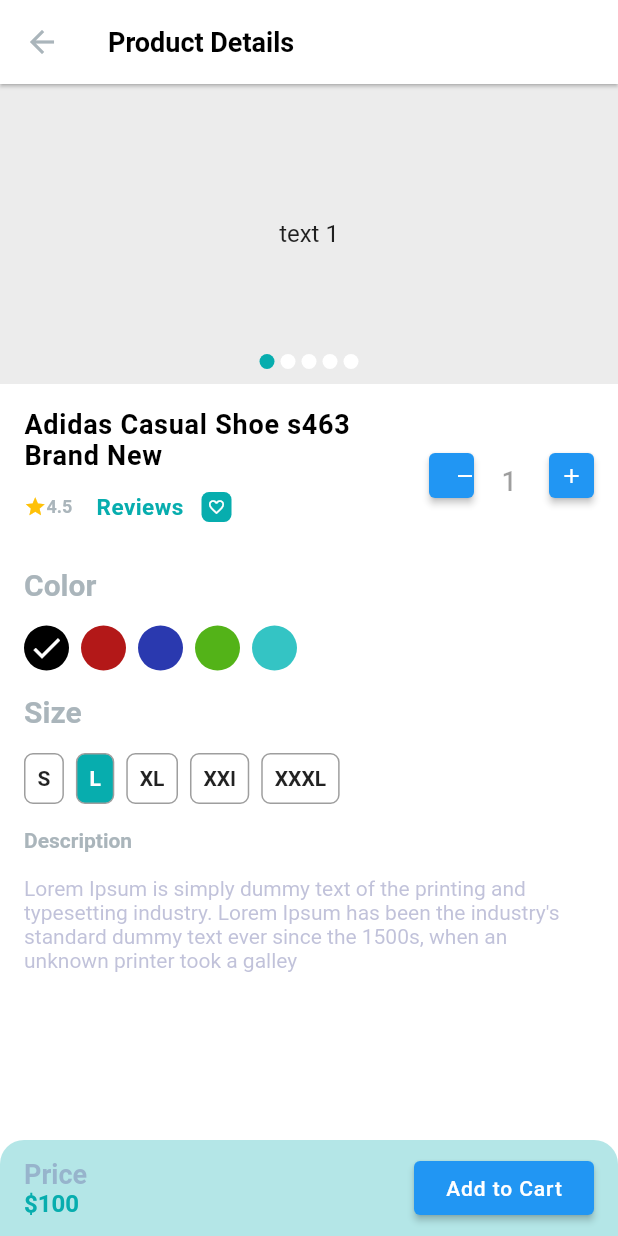
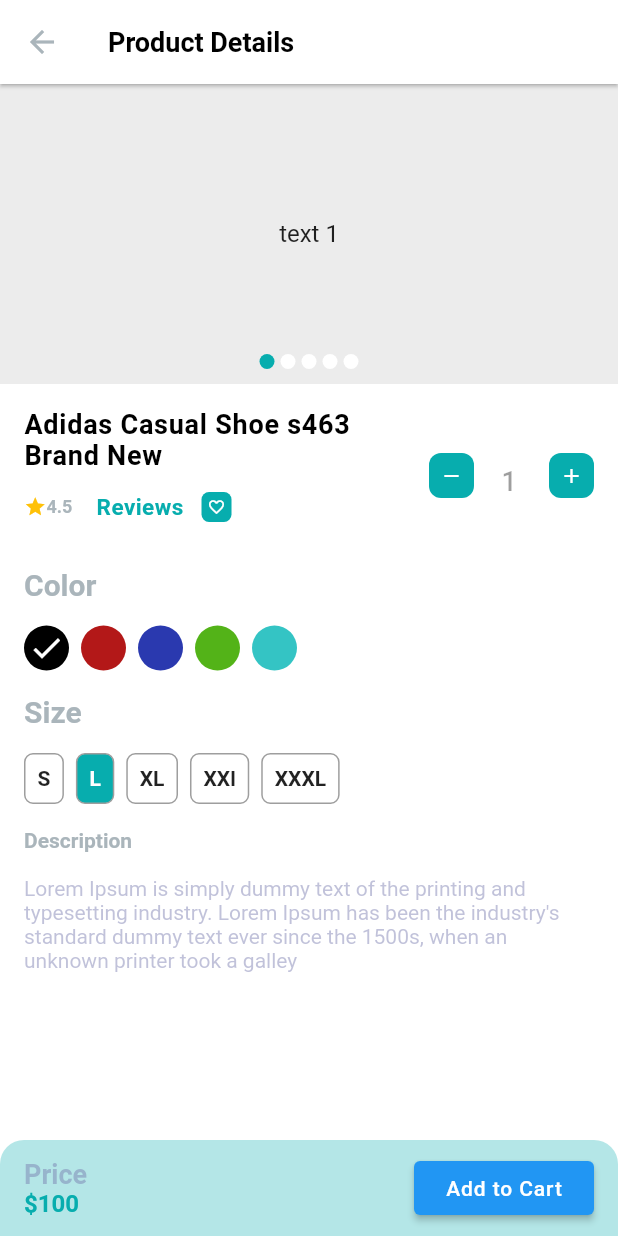
Before and after one commit to Ali007G/ecommerce_shopanbd_app, a Flutter app: the ProductDetailsScreen screen opened directly, on a phone screen of 412 x 824 dp. Run offline on Flutter 3.47's test engine with Material 2 defaults, Android fonts, the phone set to English and light mode, and no system bars; drawn by our look-alikes of carousel_slider; our stand-ins replace get, pin_code_fields.

Commit message:
product stepper design updated

```diff
--- a/lib/ui/widgets/product_stepper.dart
+++ b/lib/ui/widgets/product_stepper.dart
@@ -1,3 +1,4 @@
+import 'package:ecommerce_shopanbd/ui/utills/app_colours.dart';
 import 'package:flutter/material.dart';
 
 class ProductStepper extends StatefulWidget {
@@ -15,22 +16,42 @@
   Widget build(BuildContext context) {
     return Wrap(
       children: [
+        stepperButton(
+          onTap: () {
+            () {
+              if (_currentValue > 1) {
+                _currentValue--;
+                _stepperTEController.text = _currentValue.toString();
+              }
+            };
+          },
+          iconData: Icons.remove,
+        ),
+        /*
         SizedBox(
           width: 30,
           height: 30,
-          child: ElevatedButton(
-            onPressed: () {
+          child: InkWell(
+            onTap: () {
               if (_currentValue > 1) {
                 _currentValue--;
                 _stepperTEController.text = _currentValue.toString();
               }
             },
-            child: const Icon(
-              Icons.remove,
-              size: 16,
+            child: Container(
+              decoration: BoxDecoration(
+                color: primaryColor,
+                borderRadius: BorderRadius.circular(8),
+              ),
+              child: const Icon(
+                Icons.remove,
+                size: 16,
+                color: Colors.white,
+              ),
             ),
           ),
         ),
+        */
         SizedBox(
           width: 50,
           height: 30,
@@ -48,7 +69,7 @@
             )),
           ),
         ),
-        SizedBox(
+        /* SizedBox(
           width: 30,
           height: 30,
           child: ElevatedButton(
@@ -66,8 +87,41 @@
               size: 16,
             ),
           ),
+        ), */
+        stepperButton(
+          onTap: () {
+            () {
+              if (_currentValue < 20) {
+                _currentValue++;
+                _stepperTEController.text = _currentValue.toString();
+              }
+            };
+          },
+          iconData: Icons.add,
         ),
       ],
     );
   }
+
+  Widget stepperButton(
+      {required VoidCallback onTap, required IconData iconData}) {
+    return SizedBox(
+      width: 30,
+      height: 30,
+      child: InkWell(
+        onTap: onTap,
+        child: Container(
+          decoration: BoxDecoration(
+            color: primaryColor,
+            borderRadius: BorderRadius.circular(8),
+          ),
+          child: Icon(
+            iconData,
+            size: 16,
+            color: Colors.white,
+          ),
+        ),
+      ),
+    );
+  }
 }
```
